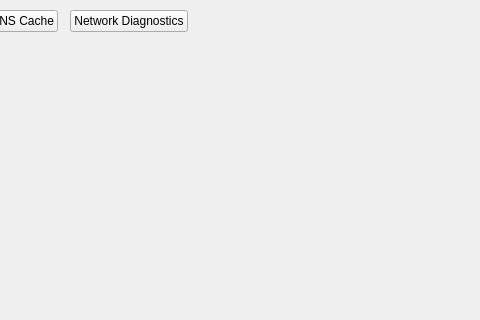
Qt form shared/nexis/Pages/Helpers/helpers_page.ui (s4solutionsllc/Nexis) before a commit; both pictures show x 153 to 633 and y 0 to 320 of the 839 by 590 pixel window.
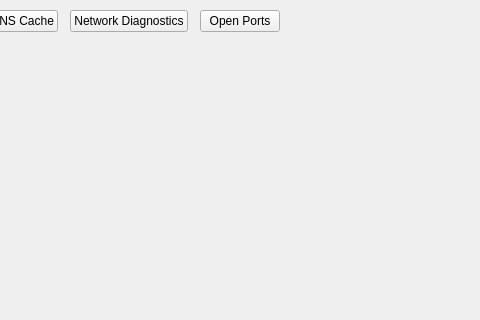
The same form after that commit.

Commit message:
feat(helpers): add open ports & connections viewer (FR-66)
New OpenPortsWidget on Helpers page (stacked widget index 2) showing
listening ports and active TCP connections parsed from lsof (macOS) or
ss/netstat (Linux). Includes search filter, listen-only toggle, sortable
8-column table with color-coded state, and 20 unit tests for both parsers.

```diff
--- a/shared/nexis/Pages/Helpers/helpers_page.ui
+++ b/shared/nexis/Pages/Helpers/helpers_page.ui
@@ -104,6 +104,25 @@
         </attribute>
        </widget>
       </item>
+      <item alignment="Qt::AlignLeft">
+       <widget class="QPushButton" name="btnOpenPorts">
+        <property name="cursor">
+         <cursorShape>PointingHandCursor</cursorShape>
+        </property>
+        <property name="focusPolicy">
+         <enum>Qt::NoFocus</enum>
+        </property>
+        <property name="text">
+         <string>Open Ports</string>
+        </property>
+        <property name="checkable">
+         <bool>true</bool>
+        </property>
+        <attribute name="buttonGroup">
+         <string notr="true">buttonGroup</string>
+        </attribute>
+       </widget>
+      </item>
       <item>
        <spacer name="horizontalSpacer">
         <property name="orientation">
```
The commit also changes 10 other files.
